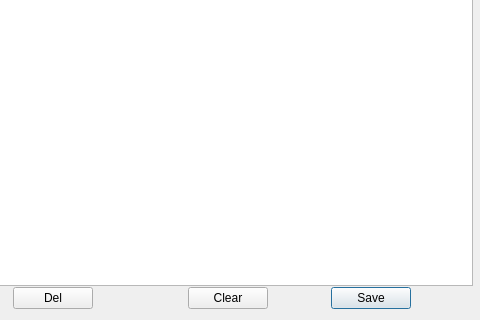
Before: the Qt Designer form setextractorsdialog.ui in supermoonie/SuperBrowser, drawn with Qt 5; both pictures show x 200 to 680 and y 102 to 422 of the 680 by 422 pixel window.
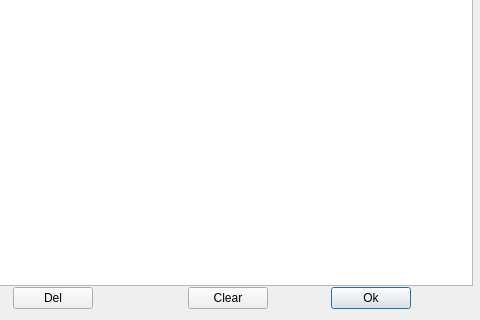
After: the same form once the commit is applied.

What changed in the file:
```diff
--- a/setextractorsdialog.ui
+++ b/setextractorsdialog.ui
@@ -145,7 +145,7 @@
    <item row="2" column="7">
     <widget class="QPushButton" name="saveButton">
      <property name="text">
-      <string>Save</string>
+      <string>Ok</string>
      </property>
     </widget>
    </item>
```
Left out of the diff: 2 changed lines with no effect on the pictures.
